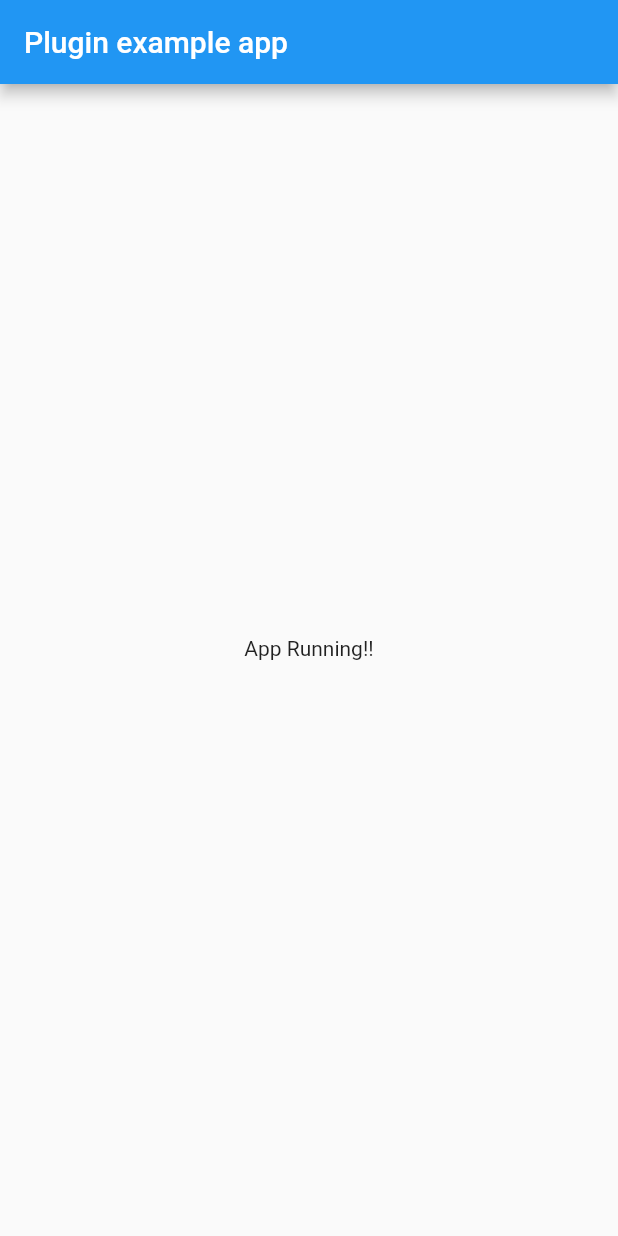
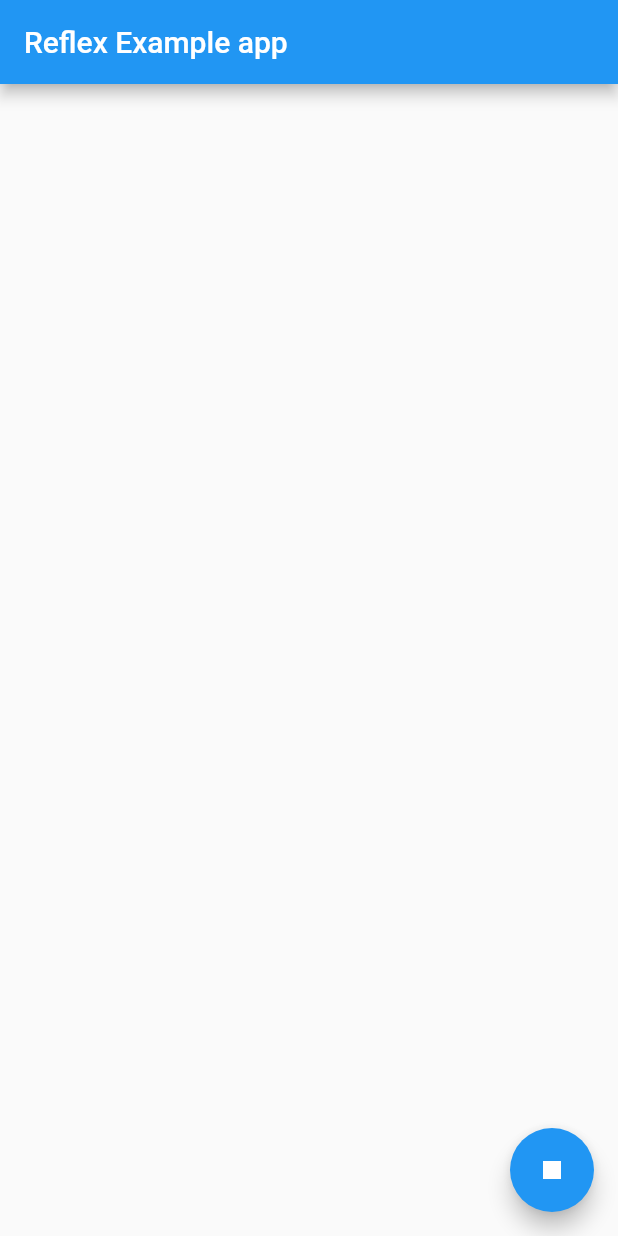
Before and after one commit to DevsOnFlutter/reflex, a Flutter app: the screen it shows after launch, on a phone screen of 412 x 824 dp. Run offline on Flutter 3.47's test engine with Material 2 defaults, Android fonts, the phone set to English and light mode, and no system bars; our stand-ins replace plugin_platform_interface.

Commit message:
example app

```diff
--- a/example/lib/main.dart
+++ b/example/lib/main.dart
@@ -1,20 +1,60 @@
+import 'dart:async';
+
 import 'package:flutter/material.dart';
+import 'package:reflex/reflex.dart';
 
 void main() {
   runApp(const MyApp());
 }
 
 class MyApp extends StatefulWidget {
-  const MyApp({Key? key}) : super(key: key);
+  const MyApp({
+    Key? key,
+  }) : super(key: key);
 
   @override
   State<MyApp> createState() => _MyAppState();
 }
 
 class _MyAppState extends State<MyApp> {
+  Reflex? _reflex;
+  StreamSubscription<NotificationEvent>? _subscription;
+  final List<NotificationEvent> _log = [];
+  bool started = false;
+
   @override
   void initState() {
     super.initState();
+    initPlatformState();
+  }
+
+  // Platform messages are asynchronous, so we initialize in an async method.
+  Future<void> initPlatformState() async {
+    startListening();
+  }
+
+  void onData(NotificationEvent event) {
+    setState(() {
+      _log.add(event);
+    });
+    debugPrint(event.toString());
+  }
+
+  void startListening() {
+    _reflex = Reflex();
+    try {
+      _subscription = _reflex!.notificationStream!.listen(onData);
+      setState(() {
+        started = true;
+      });
+    } on ReflexException catch (exception) {
+      debugPrint(exception.toString());
+    }
+  }
+
+  void stopListening() {
+    _subscription?.cancel();
+    setState(() => started = false);
   }
 
   @override
@@ -22,10 +62,26 @@ class _MyAppState extends State<MyApp> {
     return MaterialApp(
       home: Scaffold(
         appBar: AppBar(
-          title: const Text('Plugin example app'),
+          title: const Text('Reflex Example app'),
         ),
-        body: const Center(
-          child: Text('App Running!!\n'),
+        body: Center(
+          child: ListView.builder(
+            itemCount: _log.length,
+            itemBuilder: (BuildContext context, int idx) {
+              final entry = _log[idx];
+              return ListTile(
+                title: Text(entry.title ?? ""),
+                subtitle: Text(entry.message ?? ""),
+                trailing: Text(entry.packageName.toString().split('.').last),
+              );
+            },
+          ),
+        ),
+        floatingActionButton: FloatingActionButton(
+          onPressed: started ? stopListening : startListening,
+          tooltip: 'Start/Stop listening',
+          child:
+              started ? const Icon(Icons.stop) : const Icon(Icons.play_arrow),
         ),
       ),
     );
```
